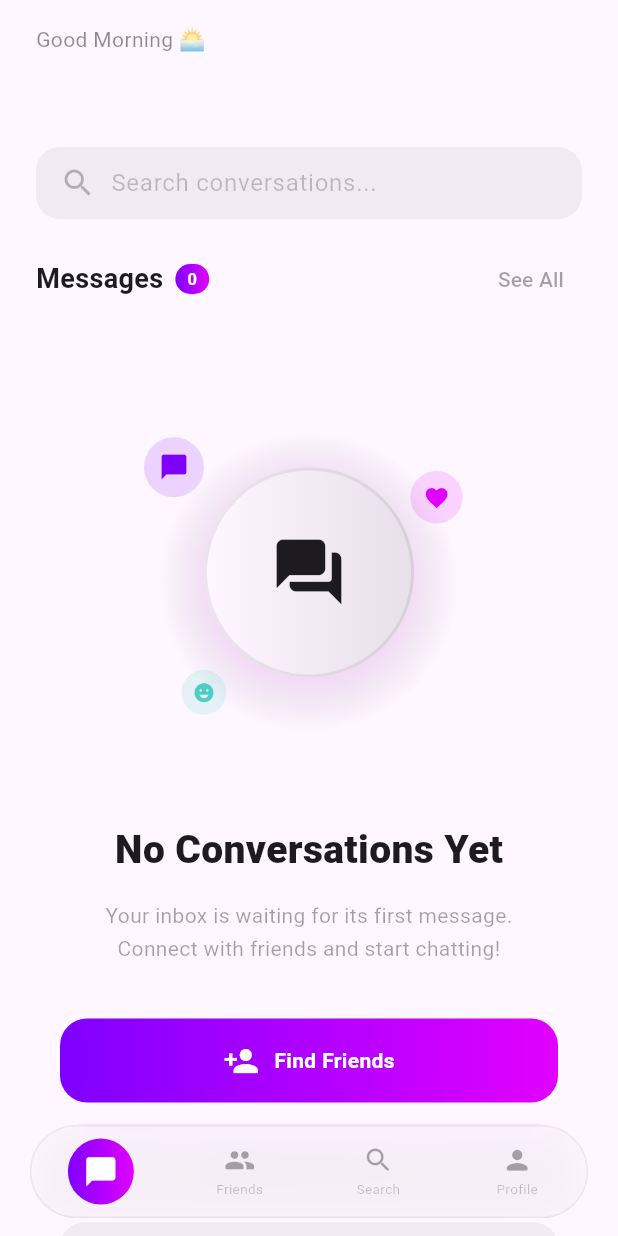
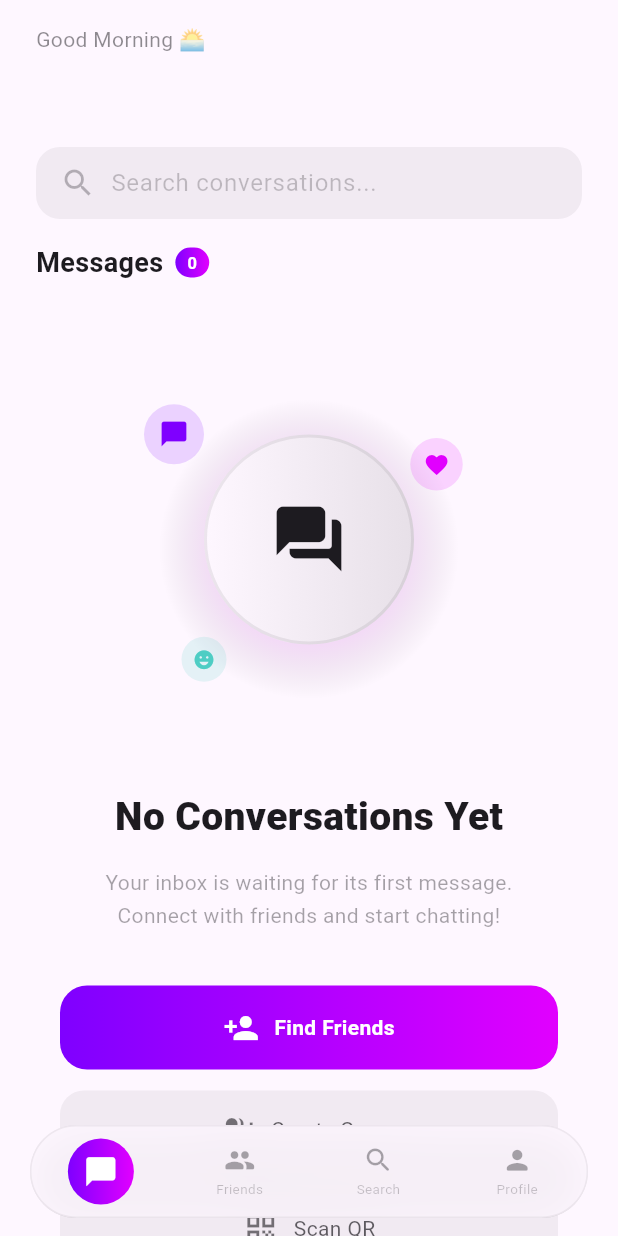
Before and after one commit to Devanshu-Joshi/flutter-chat-application, a Flutter app: the screen it shows once a user with an empty profile is signed in, on a phone screen of 412 x 824 dp. Run offline on Flutter 3.47's test engine with Material 3 defaults, Android fonts, the phone set to English and light mode, and no system bars; our stand-ins replace cloud_firestore, firebase_auth, firebase_core, shared_preferences; accounts and stored records are empty.

Commit message:
refactor: Remove "See All" button from chat home header
Removes the unused "See All" text button and its preceding spacer from the header section in `chat_home_header.dart`.

```diff
--- a/lib/widgets/chat_home_header.dart
+++ b/lib/widgets/chat_home_header.dart
@@ -159,16 +159,6 @@ class ChatHomeHeader extends StatelessWidget {
             },
           ),
         ),
-        const Spacer(),
-        TextButton(
-          onPressed: () {},
-          child: Text(
-            'See All',
-            style: TextStyle(
-              color: Theme.of(context).colorScheme.onSurface.withValues(alpha: 0.4),
-            ),
-          ),
-        ),
       ],
     );
   }
```
